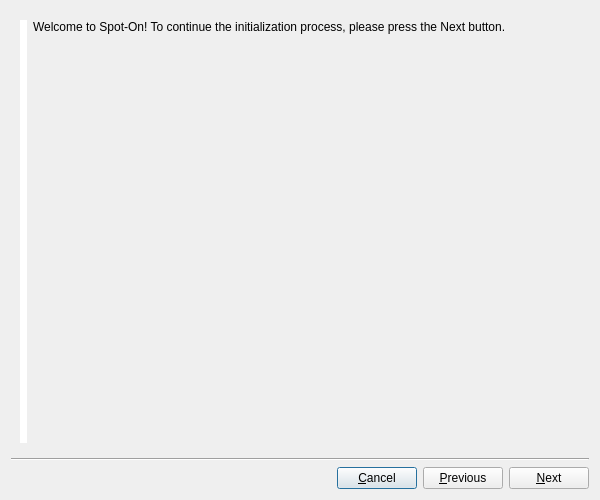
Before: the Qt Designer form branches/trunk/UI/spot-on-wizard.ui in textbrowser/spot-on, drawn with Qt 5.
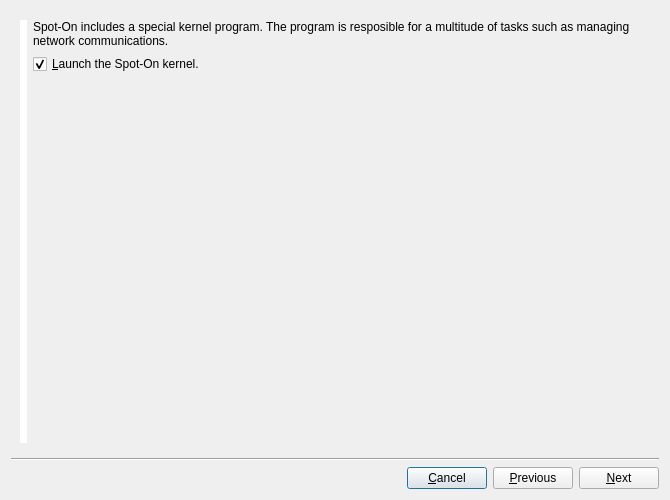
After: the same form once the commit is applied. The open tabs and pages were chosen to show the change. Icons and pictures are not drawn.

Diff of the .ui file:
```diff
--- a/branches/trunk/UI/spot-on-wizard.ui
+++ b/branches/trunk/UI/spot-on-wizard.ui
@@ -6,7 +6,7 @@
    <rect>
     <x>0</x>
     <y>0</y>
-    <width>600</width>
+    <width>670</width>
     <height>500</height>
    </rect>
   </property>
@@ -220,6 +220,73 @@
        </item>
       </layout>
      </widget>
+     <widget class="QWidget" name="page_4">
+      <layout class="QHBoxLayout" name="horizontalLayout_5">
+       <item>
+        <layout class="QVBoxLayout" name="verticalLayout_8">
+         <item>
+          <widget class="QLabel" name="label_9">
+           <property name="sizePolicy">
+            <sizepolicy hsizetype="Fixed" vsizetype="Preferred">
+             <horstretch>0</horstretch>
+             <verstretch>0</verstretch>
+            </sizepolicy>
+           </property>
+           <property name="styleSheet">
+            <string notr="true">background-color: rgb(255, 255, 255);</string>
+           </property>
+           <property name="text">
+            <string/>
+           </property>
+           <property name="pixmap">
+            <pixmap>../Icons/wizard/kernel.png</pixmap>
+           </property>
+           <property name="alignment">
+            <set>Qt::AlignCenter</set>
+           </property>
+          </widget>
+         </item>
+        </layout>
+       </item>
+       <item>
+        <layout class="QVBoxLayout" name="verticalLayout_9">
+         <item>
+          <widget class="QLabel" name="label_10">
+           <property name="text">
+            <string>&lt;html&gt;&lt;head/&gt;&lt;body&gt;&lt;p&gt;Spot-On includes a special kernel program. The program is resposible for a multitude of tasks such as managing network communications.&lt;/p&gt;&lt;/body&gt;&lt;/html&gt;</string>
+           </property>
+           <property name="wordWrap">
+            <bool>true</bool>
+           </property>
+          </widget>
+         </item>
+         <item>
+          <widget class="QCheckBox" name="launch_kernel">
+           <property name="text">
+            <string>&amp;Launch the Spot-On kernel.</string>
+           </property>
+           <property name="checked">
+            <bool>true</bool>
+           </property>
+          </widget>
+         </item>
+         <item>
+          <spacer name="verticalSpacer_4">
+           <property name="orientation">
+            <enum>Qt::Vertical</enum>
+           </property>
+           <property name="sizeHint" stdset="0">
+            <size>
+             <width>20</width>
+             <height>40</height>
+            </size>
+           </property>
+          </spacer>
+         </item>
+        </layout>
+       </item>
+      </layout>
+     </widget>
     </widget>
    </item>
    <item>
```
Left out of the diff: 28 changed lines with no effect on the pictures.
